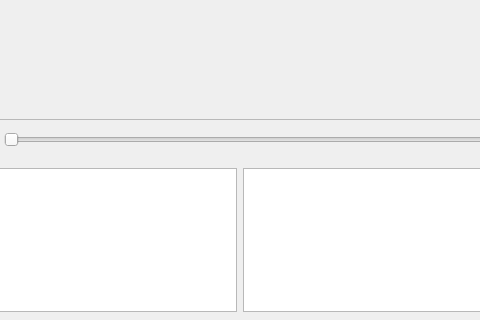
First picture: the form in gui/page/form_playback.ui, repository yao3gang/Network_Keyboard, before the edit; both pictures show x 372 to 852 and y 448 to 768 of the 1024 by 768 pixel window.
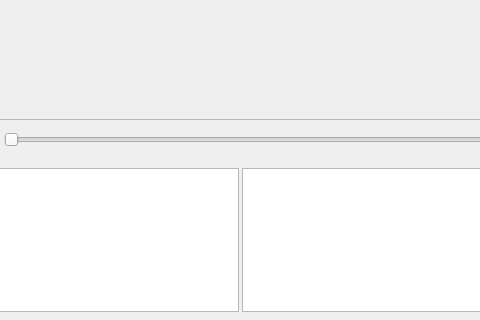
Second picture: the form after the edit. Icons and pictures are not drawn. Custom widgets are drawn as their Qt base class.

The edit to the form file:
```diff
--- a/gui/page/form_playback.ui
+++ b/gui/page/form_playback.ui
@@ -565,6 +565,9 @@
            </sizepolicy>
           </property>
           <layout class="QHBoxLayout" name="horizontalLayout_6">
+           <property name="spacing">
+            <number>3</number>
+           </property>
            <property name="margin">
             <number>8</number>
            </property>
```
